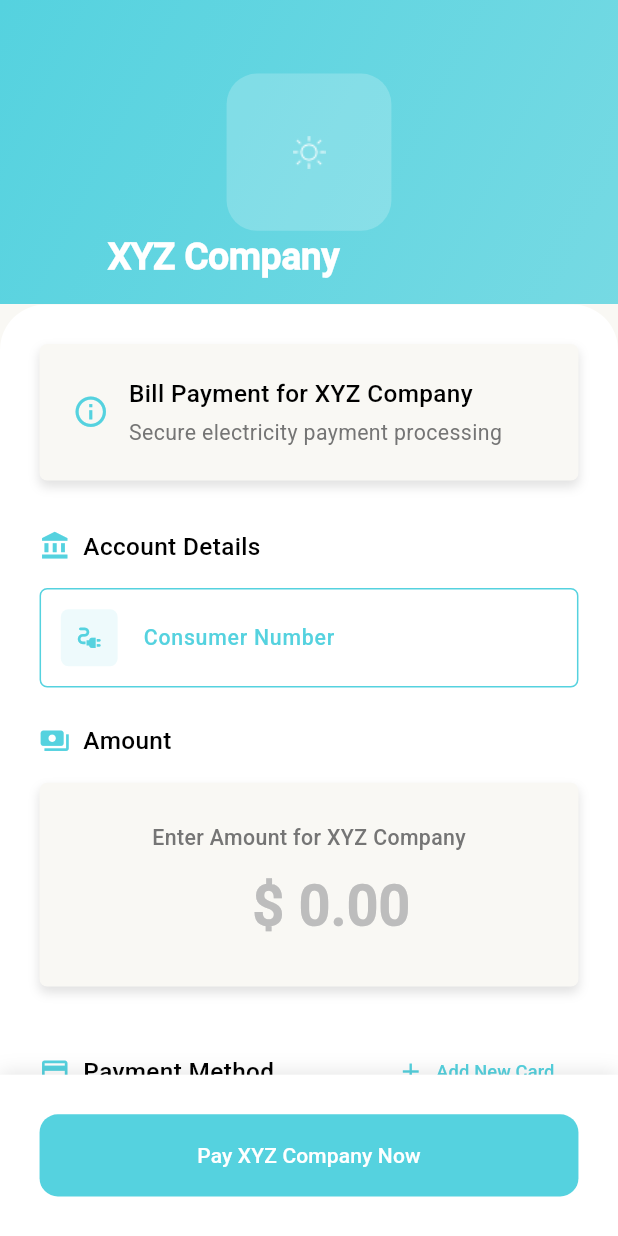
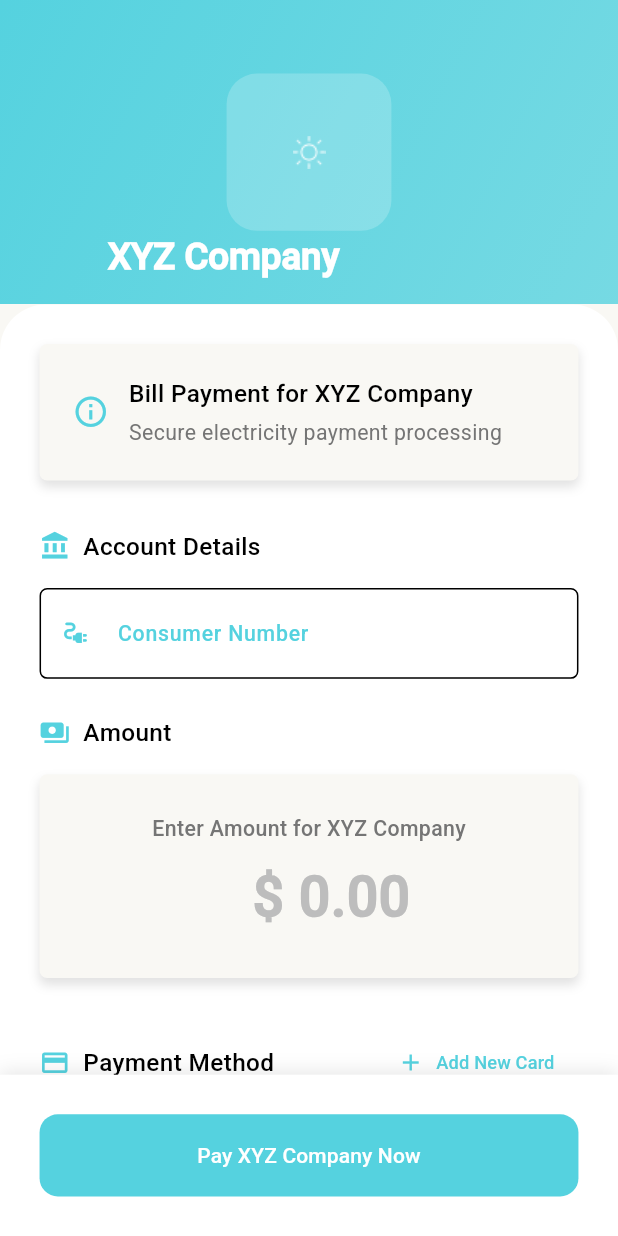
Before and after one commit to Ilyas-SQA/Payfussion, a Flutter app: the PayBillDetailsView screen opened by its route, on a phone screen of 412 x 824 dp. Run offline on Flutter 3.47's test engine with Material 3 defaults, Android fonts, the phone set to English and light mode, and no system bars; our stand-ins replace avatar_glow, badges, bloc, cached_network_image, cloud_firestore, dartz and 37 more; missing offline and left inert: currency_picker, dialog_flowtter, flip_card_swiper, flutter_stripe, local_auth_platform_interface, mobile_scanner and 2 more; accounts and stored records are empty; statements that could not run were skipped; project files that could hold a hidden picture were left out; key blocks and very long unbroken strings in the code were emptied for the run.

Commit message:
change card container

```diff
--- a/lib/presentations/pay_bills/pay_bill_details_view.dart
+++ b/lib/presentations/pay_bills/pay_bill_details_view.dart
@@ -661,12 +661,7 @@ class _PayBillDetailsViewState extends State<PayBillDetailsView> with TickerProv
     required TextInputType keyboardType,
     String? Function(String?)? validator,
   }) {
-    return Container(
-      decoration: BoxDecoration(
-        borderRadius: BorderRadius.circular(5.r),
-        border: Border.all(color: MyTheme.primaryColor),
-      ),
-      child: TextFormField(
+    return TextFormField(
       controller: controller,
       keyboardType: keyboardType,
       cursorColor: _getBrandColor(),
@@ -694,18 +689,10 @@ class _PayBillDetailsViewState extends State<PayBillDetailsView> with TickerProv
           fontSize: 14.sp,
           color: Colors.grey[500],
         ),
-          prefixIcon: Container(
-            margin: EdgeInsets.all(12.w),
-            padding: EdgeInsets.all(8.w),
-            decoration: BoxDecoration(
-              color: _getBrandColor().withOpacity(0.1),
-              borderRadius: BorderRadius.circular(5.r),
-            ),
-            child: Icon(
+        prefixIcon: Icon(
           icon,
           color: _getBrandColor(),
           size: 20.sp,
-            ),
         ),
         suffixIcon: ValueListenableBuilder<TextEditingValue>(
           valueListenable: controller,
@@ -725,27 +712,6 @@ class _PayBillDetailsViewState extends State<PayBillDetailsView> with TickerProv
               onPressed: () => controller.clear(),
             );
           },
-          ),
-          border: OutlineInputBorder(
-            borderRadius: BorderRadius.circular(5.r),
-            borderSide: BorderSide.none,
-          ),
-          enabledBorder: OutlineInputBorder(
-            borderRadius: BorderRadius.circular(5.r),
-            borderSide: BorderSide.none,
-          ),
-          focusedBorder: OutlineInputBorder(
-            borderRadius: BorderRadius.circular(5.r),
-            borderSide: BorderSide(color: _getBrandColor(), width: 1),
-          ),
-          errorBorder: OutlineInputBorder(
-            borderRadius: BorderRadius.circular(5.r),
-            borderSide: const BorderSide(color: Colors.red, width: 1),
-          ),
-          focusedErrorBorder: OutlineInputBorder(
-            borderRadius: BorderRadius.circular(5.r),
-            borderSide: const BorderSide(color: Colors.red, width: 1),
-          ),
         ),
       ),
     );
@@ -769,12 +735,20 @@ class _PayBillDetailsViewState extends State<PayBillDetailsView> with TickerProv
               height: 80.h,
               padding: EdgeInsets.all(20.w),
               decoration: BoxDecoration(
-                color: Colors.grey[100],
-                borderRadius: BorderRadius.circular(16.r),
+                color: Theme.of(context).scaffoldBackgroundColor,
+                borderRadius: BorderRadius.circular(5.r),
+                boxShadow: <BoxShadow>[
+                  BoxShadow(
+                    color: Theme.of(context).brightness == Brightness.light ? Colors.grey.withOpacity(0.3) : Colors.black.withOpacity(0.3),
+                    blurRadius: 5,
+                    offset: const Offset(0, 4),
+                  ),
+                ],
               ),
               child: Center(
                 child: Text(
                   'No cards available. Please add a card first.',
+                  textAlign: TextAlign.center,
                   style: TextStyle(color: Colors.grey, fontSize: 14.sp),
                 ),
               ),
```
Lines whose indentation alone changed are shown as unchanged.
